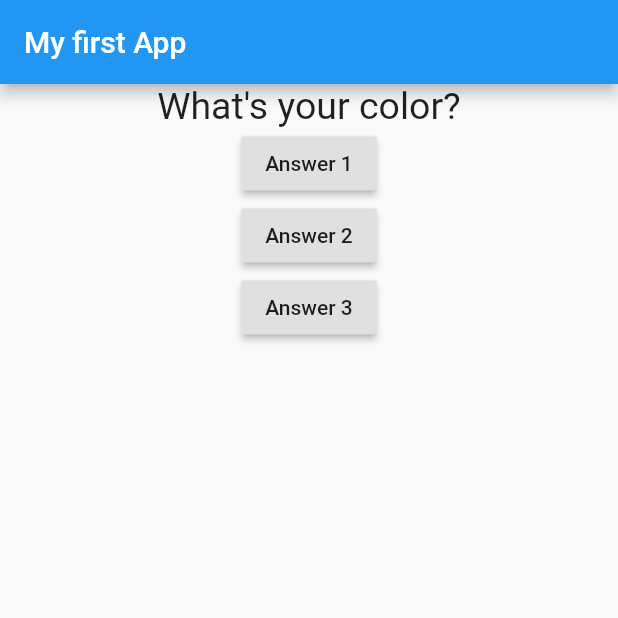
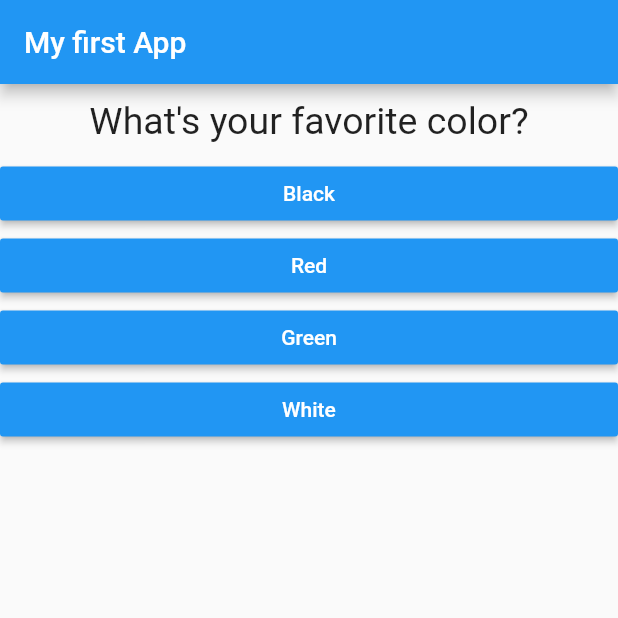
Before and after one commit to duongdinh24/nofap, a Flutter app: the screen it shows after launch, on a phone screen of 412 x 824 dp, the top half of it. Run offline on Flutter 3.47's test engine with Material 2 defaults, Android fonts, the phone set to English and light mode, and no system bars.

Commit message:
Update 30/12/2020

```diff
--- /dev/null
+++ b/lib/answer.dart
@@ -0,0 +1,19 @@
+import 'package:flutter/material.dart';
+
+class Answer extends StatelessWidget {
+  final Function selectHandler;
+  final String answerText;
+  Answer(this.selectHandler, this.answerText);
+  @override
+  Widget build(BuildContext context) {
+    return Container(
+      width: double.infinity,
+      child: RaisedButton(
+        color: Colors.blue,
+        textColor: Colors.white,
+        child: Text(answerText),
+        onPressed: selectHandler,
+      ),
+    );
+  }
+}
--- a/lib/main.dart
+++ b/lib/main.dart
@@ -2,7 +2,7 @@
 import 'package:flutter/material.dart';
 
 import './question.dart';
-
+import './answer.dart';
 void main() => runApp(MyApp());
 
 class MyApp extends StatefulWidget{
@@ -25,24 +25,33 @@ class _MyAppState extends State<MyApp> {
 
   @override
   Widget build(BuildContext context) {
-    var questions = ["What\'s your color?", "What\'s your favorite animal?"];
+    var questions = [
+      {
+        'questionText':'What\'s your favorite color?',
+        'answer':['Black', 'Red', 'Green', 'White'],
+      },
+      {
+        'questionText': 'What\'s your favorite animal?',
+        'answer':['Rabbit','Snake','Elephant', 'Lion'],
+      },
+      {
+        'questionText':'Who\'s your favorite instructor',
+        'answer': ['Max', 'Jack', 'Rob', 'Diana'],
+      },
+    ];
     return MaterialApp(
       home: Scaffold(
         appBar: AppBar(
           title: Text("My first App"),
         ),
         body: Column(children: [
-          if (_questionIndex < 2)
-            Question(questions.elementAt(_questionIndex)),
-          RaisedButton(
-            child: Text('Answer 1'),
-            onPressed: _answerQuestion,),
-          RaisedButton(
-              child: Text('Answer 2'),
-              onPressed: _answerQuestion),
-          RaisedButton(
-            child: Text('Answer 3'),
-            onPressed: _answerQuestion,),
+            Question(
+                questions[_questionIndex]['questionText']
+            ),
+            ...(questions[_questionIndex]['answer'] as List<String>).map((
+                answer) {
+              return Answer(_answerQuestion, answer);
+            }).toList()
         ],
       ),
     ),
--- a/lib/question.dart
+++ b/lib/question.dart
@@ -1,3 +1,4 @@
+import 'package:flutter/cupertino.dart';
 import 'package:flutter/material.dart';
 
 // ignore: must_be_immutable
@@ -10,6 +11,7 @@ class Question extends StatelessWidget {
   Widget build(BuildContext context) {
     return Container(
         width: double.infinity,
+        margin: EdgeInsets.all(10),
         child: Text(
           questionText,
           style: TextStyle(fontSize: 25),
```
